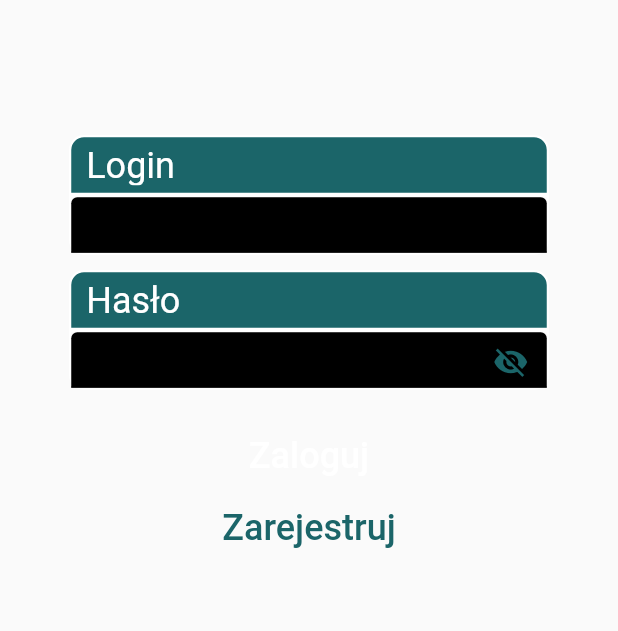
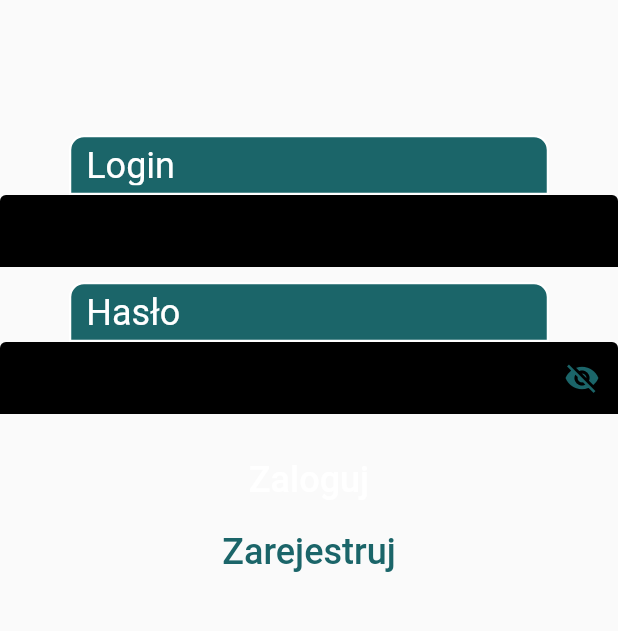
Before and after one commit to BAXYac/Polmeme, a Flutter app: the screen it shows after launch, on a phone screen of 412 x 824 dp, the part 495-1126 px from its top. Run offline on Flutter 3.47's test engine with Material 2 defaults, Android fonts, the phone set to English and light mode, and no system bars; our stand-ins replace firebase_auth, firebase_core, flutter_svg, shared_preferences; missing offline and left inert: dart_twitter_api; accounts and stored records are empty.

Commit message:
usuniecie kontenrow z textformfield

```diff
--- a/lib/auth/login_page.dart
+++ b/lib/auth/login_page.dart
@@ -91,17 +91,7 @@ class _LoginPageState extends State<LoginPage> {
                       ),
                     ),
                   ),
-                  Container(
-                    width: 320,
-                    height: 40,
-                    decoration: BoxDecoration(
-                      border: Border.all(color: Colors.white, width: 1.5),
-                      borderRadius: BorderRadius.only(
-                        bottomRight: Radius.circular(10),
-                        bottomLeft: Radius.circular(10),
-                      ),
-                    ),
-                    child: TextFormField(
+                  TextFormField(
                     keyboardType: TextInputType.emailAddress,
                     controller: _emailController,
                     validator: (value) {
@@ -134,7 +124,6 @@ class _LoginPageState extends State<LoginPage> {
                       ),
                     ),
                   ),
-                  ),
                   Padding(
                     padding: EdgeInsets.only(top: 10),
                   ),
@@ -157,17 +146,7 @@ class _LoginPageState extends State<LoginPage> {
                       ),
                     ),
                   ),
-                  Container(
-                    width: 320,
-                    height: 40,
-                    decoration: BoxDecoration(
-                      border: Border.all(color: Colors.white, width: 1.5),
-                      borderRadius: BorderRadius.only(
-                        bottomRight: Radius.circular(10),
-                        bottomLeft: Radius.circular(10),
-                      ),
-                    ),
-                    child: TextFormField(
+                  TextFormField(
                     keyboardType: TextInputType.visiblePassword,
                     style: TextStyle(
                         color: Colors.white,
@@ -211,7 +190,6 @@ class _LoginPageState extends State<LoginPage> {
                       }
                       return null;
                     },
-                    ),
                   ),
                   Padding(
                     padding: EdgeInsets.only(top: 20),
```
Lines whose indentation alone changed are shown as unchanged.
